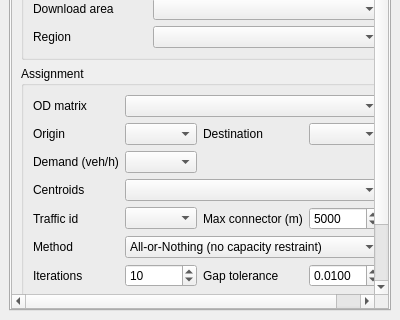
This is desire_lines/traffic_panel_base.ui in d-camargo/desire_lines as Qt 5 draws it before an edit; both pictures show x 0 to 400 and y 280 to 600 of the 400 by 600 pixel window. The edited form follows.
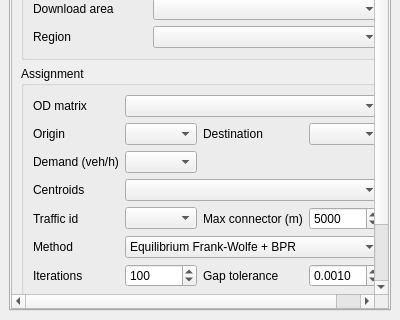
This is the edited form. Custom widgets are drawn as their Qt base class.

Commit message: traffic: implementa alocação de equilíbrio por Frank-Wolfe

Diff of the .ui file:
```diff
--- a/desire_lines/traffic_panel_base.ui
+++ b/desire_lines/traffic_panel_base.ui
@@ -231,6 +231,9 @@
             </item>
             <item row="5" column="1" colspan="3">
              <widget class="QComboBox" name="taMethod">
+              <property name="currentIndex">
+               <number>2</number>
+              </property>
               <item>
                <property name="text">
                 <string>All-or-Nothing (no capacity restraint)</string>
@@ -241,6 +244,11 @@
                 <string>Equilibrium MSA + BPR</string>
                </property>
               </item>
+              <item>
+               <property name="text">
+                <string>Equilibrium Frank-Wolfe + BPR</string>
+               </property>
+              </item>
              </widget>
             </item>
             <item row="6" column="0">
@@ -256,10 +264,10 @@
                <number>1</number>
               </property>
               <property name="maximum">
-               <number>500</number>
+               <number>5000</number>
               </property>
               <property name="value">
-               <number>10</number>
+               <number>100</number>
               </property>
              </widget>
             </item>
@@ -285,7 +293,7 @@
                <double>0.005000000000000</double>
               </property>
               <property name="value">
-               <double>0.010000000000000</double>
+               <double>0.001000000000000</double>
               </property>
              </widget>
             </item>
```
The commit also changes 23 other files.
